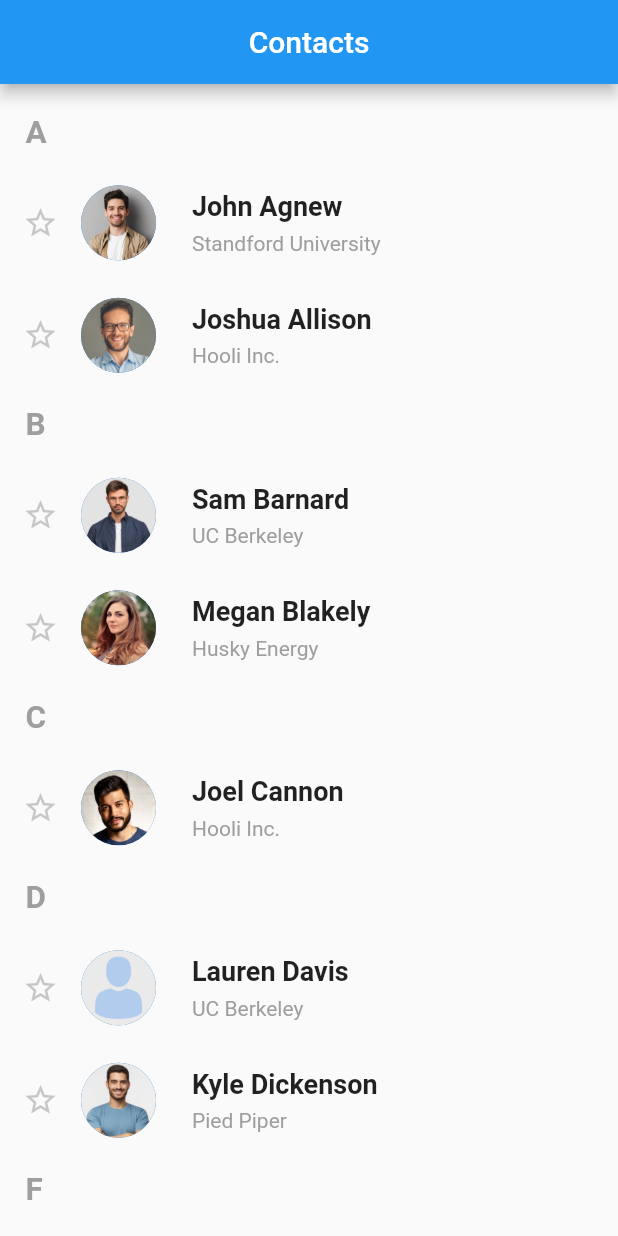
After one commit to Sv1atM/contact_list, a Flutter app: the screen it shows after launch, on a phone screen of 412 x 824 dp. The commit adds this screen. Run offline on Flutter 3.47's test engine with Material 2 defaults, Android fonts, the phone set to English and light mode, and no system bars.

Commit message:
Add info editing screen

```diff
--- a/lib/data/data_provider.dart
+++ b/lib/data/data_provider.dart
@@ -5,59 +5,69 @@ class DataProvider {
     Person(
       name: 'Sam',
       surname: 'Barnard',
+      mobile: 673251620,
       company: 'UC Berkeley',
       photo: 'images/sam_barnard.jpg',
     ),
     Person(
       name: 'Joel',
       surname: 'Cannon',
+      mobile: 934221218,
       company: 'Hooli Inc.',
       photo: 'images/joel_cannon.jpeg',
     ),
     Person(
       name: 'John',
       surname: 'Agnew',
+      mobile: 961817334,
       company: 'Standford University',
       photo: 'images/john_agnew.jpg',
     ),
     Person(
       name: 'Joshua',
       surname: 'Allison',
+      mobile: 981751312,
       company: 'Hooli Inc.',
       photo: 'images/joshua_allison.jpg',
     ),
     Person(
       name: 'Kyle',
       surname: 'Dickenson',
+      mobile: 633217941,
       company: 'Pied Piper',
       photo: 'images/kyle_dickenson.jpg',
     ),
     Person(
       name: 'Megan',
       surname: 'Blakely',
+      mobile: 967291863,
       company: 'Husky Energy',
       photo: 'images/megan_blakely.jpeg',
     ),
     Person(
       name: 'Lauren',
       surname: 'Davis',
+      mobile: 675429613,
       company: 'UC Berkeley',
     ),
     Person(
       name: 'John',
       surname: 'Ford',
+      mobile: 936363775,
       company: 'Hooli Inc.',
       photo: 'images/john_ford.jpg',
     ),
     Person(
       name: 'Matthew',
       surname: 'McCulloch',
+      mobile: 508891652,
       company: 'Pied Piper',
       photo: 'images/matthew_mcculloch.jpg',
     ),
     Person(
       name: 'Stan',
       surname: 'Morgan',
+      mobile: 960501623,
       company: 'Standford University',
     ),
   ];
--- a/lib/data/person.dart
+++ b/lib/data/person.dart
@@ -1,14 +1,29 @@
 class Person {
-  final String name;
-  final String surname;
-  final String company;
-  final String? photo;
-  bool isFavorite = false;
+  String name;
+  String surname;
+  int mobile;
+  String company;
+  String? photo;
+  String? bio;
+  bool isFavorite;
 
   Person({
     required this.name,
     required this.surname,
+    required this.mobile,
     required this.company,
     this.photo,
+    this.bio,
+    this.isFavorite = false,
   });
+
+  factory Person.clone(Person person) => Person(
+        name: person.name,
+        surname: person.surname,
+        mobile: person.mobile,
+        company: person.company,
+        photo: person.photo,
+        bio: person.bio,
+        isFavorite: person.isFavorite,
+      );
 }
--- a/lib/main.dart
+++ b/lib/main.dart
@@ -1,4 +1,4 @@
-import 'package:contact_list/ui/contact_list_widget.dart';
+import 'package:contact_list/ui/contact_list_screen.dart';
 import 'package:flutter/material.dart';
 
 void main() {
@@ -11,12 +11,11 @@ class MyApp extends StatelessWidget {
   @override
   Widget build(BuildContext context) {
     return MaterialApp(
-      home: Scaffold(
-        appBar: AppBar(
-          title: const Text('Contacts'),
-          centerTitle: true,
+      home: const ContactListScreen(),
+      theme: ThemeData(
+        inputDecorationTheme: InputDecorationTheme(
+          border: OutlineInputBorder(borderRadius: BorderRadius.circular(12)),
         ),
-        body: const ContactListWidget(),
       ),
     );
   }
--- /dev/null
+++ b/lib/ui/contact_list_screen.dart
@@ -0,0 +1,149 @@
+import 'package:contact_list/data/data_provider.dart';
+import 'package:contact_list/data/person.dart';
+import 'package:contact_list/ui/contact_info_screen.dart';
+import 'package:flutter/material.dart';
+
+class ContactListScreen extends StatefulWidget {
+  const ContactListScreen({Key? key}) : super(key: key);
+
+  @override
+  State<ContactListScreen> createState() => _ContactListScreenState();
+}
+
+class _ContactListScreenState extends State<ContactListScreen> {
+  final contacts = DataProvider().getData();
+
+  @override
+  Widget build(BuildContext context) {
+    if (contacts.isEmpty) {
+      return const Center(child: Text('Contact list is empty'));
+    }
+    return Scaffold(
+      appBar: AppBar(
+        title: const Text('Contacts'),
+        centerTitle: true,
+      ),
+      body: ListView.separated(
+        padding: const EdgeInsets.symmetric(vertical: 20, horizontal: 15),
+        itemBuilder: (context, index) => _itemGenerator().elementAt(index),
+        separatorBuilder: (context, index) => const SizedBox(height: 20),
+        itemCount: _itemGenerator().length,
+      ),
+    );
+  }
+
+  Iterable<Widget> _itemGenerator() sync* {
+    var sublistTitle = '';
+    for (var contact in contacts) {
+      if (contact.surname[0].toUpperCase() != sublistTitle) {
+        sublistTitle = contact.surname[0].toUpperCase();
+        yield SublistTitleWidget(title: sublistTitle);
+      }
+      yield ListItemWidget(contact: contact);
+    }
+  }
+}
+
+class SublistTitleWidget extends StatelessWidget {
+  const SublistTitleWidget({Key? key, required this.title}) : super(key: key);
+
+  final String title;
+
+  @override
+  Widget build(BuildContext context) {
+    return Padding(
+      padding: const EdgeInsets.only(left: 2),
+      child: Text(
+        title,
+        style: const TextStyle(
+          fontSize: 21,
+          fontWeight: FontWeight.w600,
+          color: Colors.grey,
+        ),
+      ),
+    );
+  }
+}
+
+class ListItemWidget extends StatefulWidget {
+  const ListItemWidget({Key? key, required this.contact}) : super(key: key);
+
+  final Person contact;
+
+  @override
+  _ListItemWidgetState createState() => _ListItemWidgetState();
+}
+
+class _ListItemWidgetState extends State<ListItemWidget> {
+  late Person contact;
+
+  void _favoriteContactToggle() {
+    setState(() => contact.isFavorite = !contact.isFavorite);
+  }
+
+  void _editContactInfo() async {
+    final contact = await Navigator.of(context).push<Person>(MaterialPageRoute(
+      builder: (context) => ContactInfoScreen(contact: this.contact),
+    ));
+    if (contact != null) setState(() => this.contact = contact);
+  }
+
+  @override
+  void initState() {
+    super.initState();
+    contact = widget.contact;
+  }
+
+  @override
+  Widget build(BuildContext context) {
+    return SizedBox(
+      height: 55,
+      child: InkWell(
+        onTap: _editContactInfo,
+        child: Row(
+          children: [
+            IconButton(
+              onPressed: _favoriteContactToggle,
+              icon: contact.isFavorite
+                  ? const Icon(Icons.star, color: Colors.lightBlueAccent)
+                  : Icon(Icons.star_border, color: Colors.grey.withAlpha(140)),
+              padding: EdgeInsets.zero,
+              constraints: const BoxConstraints(),
+            ),
+            const SizedBox(width: 15),
+            Hero(
+              tag: contact,
+              child: CircleAvatar(
+                backgroundImage: (contact.photo != null)
+                    ? AssetImage(contact.photo!)
+                    : const AssetImage('images/placeholder.jpg'),
+                radius: 25,
+              ),
+            ),
+            const SizedBox(width: 24),
+            Column(
+              crossAxisAlignment: CrossAxisAlignment.start,
+              mainAxisAlignment: MainAxisAlignment.spaceEvenly,
+              children: [
+                Text(
+                  '${contact.name} ${contact.surname}',
+                  style: const TextStyle(
+                    fontSize: 18,
+                    fontWeight: FontWeight.w600,
+                  ),
+                ),
+                Text(
+                  contact.company,
+                  style: const TextStyle(
+                    fontSize: 14,
+                    color: Colors.grey,
+                  ),
+                ),
+              ],
+            ),
+          ],
+        ),
+      ),
+    );
+  }
+}
```
Also changed, not shown: lib/ui/contact_info_screen.dart (added, +273 -0 lines), lib/ui/contact_list_widget.dart (deleted, +0 -130 lines).
